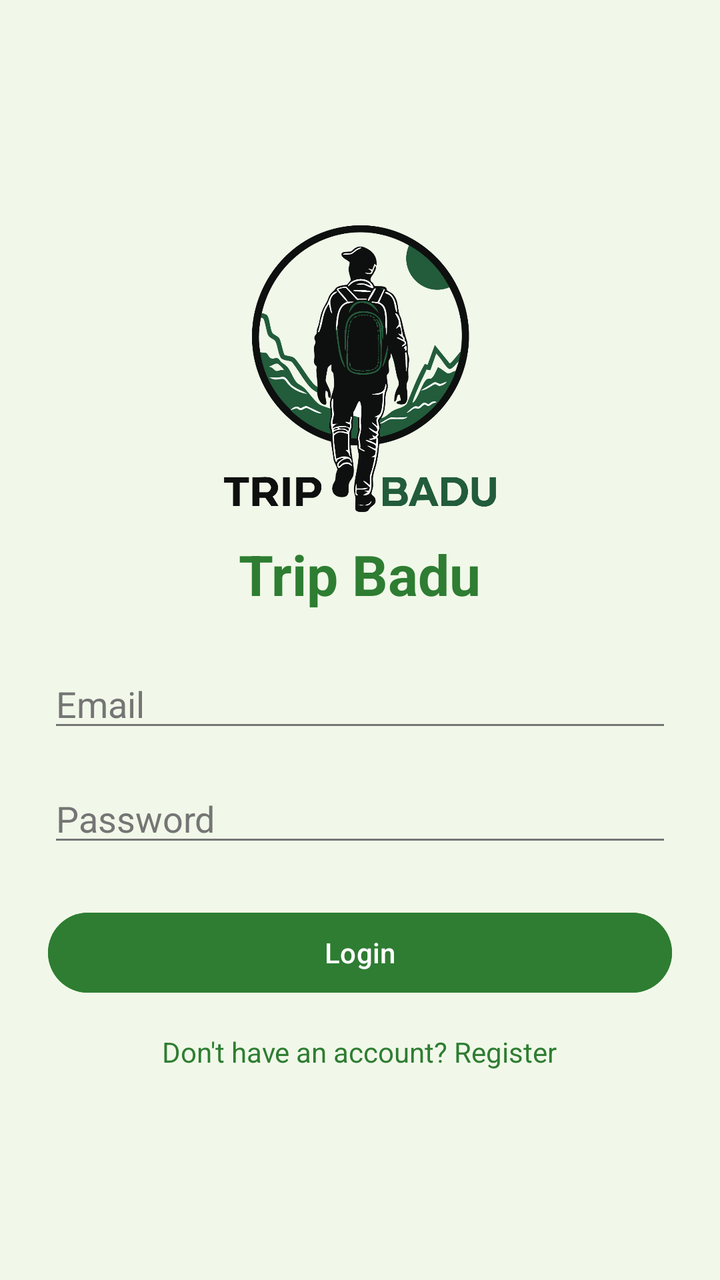
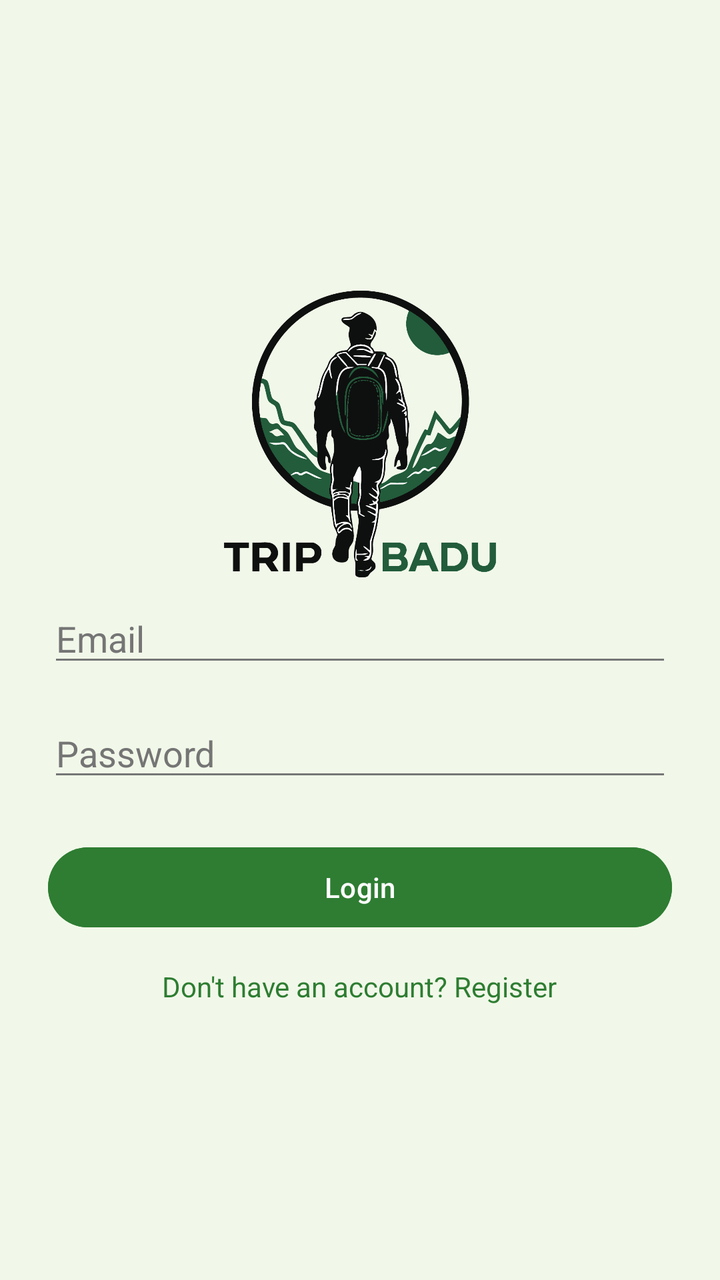

Two renders of the same Android screen: before a commit and after it. Below are the layout's source before the change and the commit's diff.
<!-- AndroidManifest.xml: application theme Theme.TripBadu -->
<!-- res/layout/activity_login.xml -->
<?xml version="1.0" encoding="utf-8"?>
<LinearLayout xmlns:android="http://schemas.android.com/apk/res/android"
    android:layout_width="match_parent"
    android:layout_height="match_parent"
    android:orientation="vertical"
    android:padding="24dp"
    android:gravity="center"
    android:background="@color/background">

    <ImageView
        android:id="@+id/ivLogo"
        android:layout_width="160dp"
        android:layout_height="160dp"
        android:adjustViewBounds="true"
        android:src="@drawable/logo"
        android:contentDescription="Trip Badu Logo"/>

    <TextView
        android:layout_width="wrap_content"
        android:layout_height="wrap_content"
        android:text="Trip Badu"
        android:textSize="28sp"
        android:textStyle="bold"
        android:textColor="@color/primary"
        android:layout_marginTop="4dp"
        android:layout_marginBottom="24dp"/>

    <EditText
        android:id="@+id/etEmail"
        android:layout_width="match_parent"
        android:layout_height="wrap_content"
        android:hint="Email"
        android:inputType="textEmailAddress"
        android:layout_marginBottom="16dp"/>

    <EditText
        android:id="@+id/etPassword"
        android:layout_width="match_parent"
        android:layout_height="wrap_content"
        android:hint="Password"
        android:inputType="textPassword"
        android:layout_marginBottom="24dp"/>

    <Button
        android:id="@+id/btnLogin"
        android:layout_width="match_parent"
        android:layout_height="wrap_content"
        android:text="Login"
        android:backgroundTint="@color/primary"
        android:textColor="@color/on_primary"/>

    <TextView
        android:id="@+id/tvRegister"
        android:layout_width="wrap_content"
        android:layout_height="wrap_content"
        android:text="Don't have an account? Register"
        android:layout_marginTop="16dp"
        android:textColor="@color/primary"/>

</LinearLayout>
<!-- resources referenced by this layout -->
<resources>
  <color name="background">#F1F8E9</color>
  <color name="on_primary">#FFFFFF</color>
  <color name="primary">#2E7D32</color>
  <!-- drawable logo: png bitmap (drawable, 107286 bytes) -->
  <style name="Theme.TripBadu" parent="Base.Theme.TripBadu" />
  <style name="Base.Theme.TripBadu" parent="Theme.Material3.DayNight.NoActionBar">
          
          <item name="colorPrimary">@color/primary</item>
          <item name="colorPrimaryVariant">@color/primary_variant</item>
          <item name="colorOnPrimary">@color/on_primary</item>
          <item name="colorSecondary">@color/secondary</item>
          <item name="colorSecondaryVariant">@color/secondary_variant</item>
          <item name="colorOnSecondary">@color/on_secondary</item>
          <item name="android:windowBackground">@color/background</item>
  
          
          <item name="colorSurface">@color/surface</item>
          <item name="colorOnSurface">@color/text_primary</item>
          <item name="colorOnSurfaceVariant">@color/text_secondary</item>
          <item name="colorOutline">@color/text_secondary</item>
  
          
          <item name="android:textColorPrimary">@color/text_primary</item>
          <item name="android:textColorSecondary">@color/text_secondary</item>
          <item name="android:textColor">@color/text_primary</item>
          <item name="android:editTextColor">@color/text_primary</item>
          <item name="android:textColorHint">@color/text_secondary</item>
      </style>
  <color name="primary_variant">#1B5E20</color>
  <color name="secondary">#81C784</color>
  <color name="secondary_variant">#4CAF50</color>
  <color name="on_secondary">#000000</color>
  <color name="surface">#FFFFFF</color>
  <color name="text_primary">#212121</color>
  <color name="text_secondary">#757575</color>
</resources>

<!-- the commit's change to res/layout/activity_login.xml (unified diff, before → after) -->
@@ -2,59 +2,52 @@
 <LinearLayout xmlns:android="http://schemas.android.com/apk/res/android"
     android:layout_width="match_parent"
     android:layout_height="match_parent"
+    android:background="@color/background"
+    android:gravity="center"
     android:orientation="vertical"
-    android:padding="24dp"
-    android:gravity="center"
-    android:background="@color/background">
+    android:padding="24dp">
 
     <ImageView
         android:id="@+id/ivLogo"
         android:layout_width="160dp"
         android:layout_height="160dp"
         android:adjustViewBounds="true"
-        android:src="@drawable/logo"
-        android:contentDescription="Trip Badu Logo"/>
-
-    <TextView
-        android:layout_width="wrap_content"
-        android:layout_height="wrap_content"
-        android:text="Trip Badu"
-        android:textSize="28sp"
-        android:textStyle="bold"
-        android:textColor="@color/primary"
-        android:layout_marginTop="4dp"
-        android:layout_marginBottom="24dp"/>
+        android:contentDescription="Trip Badu Logo"
+        android:src="@drawable/logo" />
 
     <EditText
         android:id="@+id/etEmail"
         android:layout_width="match_parent"
         android:layout_height="wrap_content"
+        android:layout_marginBottom="16dp"
         android:hint="Email"
         android:inputType="textEmailAddress"
-        android:layout_marginBottom="16dp"/>
+        android:textColor="#000000"
+        android:visibility="visible" />
 
     <EditText
         android:id="@+id/etPassword"
         android:layout_width="match_parent"
         android:layout_height="wrap_content"
+        android:layout_marginBottom="24dp"
         android:hint="Password"
         android:inputType="textPassword"
-        android:layout_marginBottom="24dp"/>
+        android:textColor="#000000" />
 
     <Button
         android:id="@+id/btnLogin"
         android:layout_width="match_parent"
         android:layout_height="wrap_content"
+        android:backgroundTint="@color/primary"
         android:text="Login"
-        android:backgroundTint="@color/primary"
-        android:textColor="@color/on_primary"/>
+        android:textColor="@color/on_primary" />
 
     <TextView
         android:id="@+id/tvRegister"
         android:layout_width="wrap_content"
         android:layout_height="wrap_content"
+        android:layout_marginTop="16dp"
         android:text="Don't have an account? Register"
-        android:layout_marginTop="16dp"
-        android:textColor="@color/primary"/>
+        android:textColor="@color/primary" />
 
 </LinearLayout>
